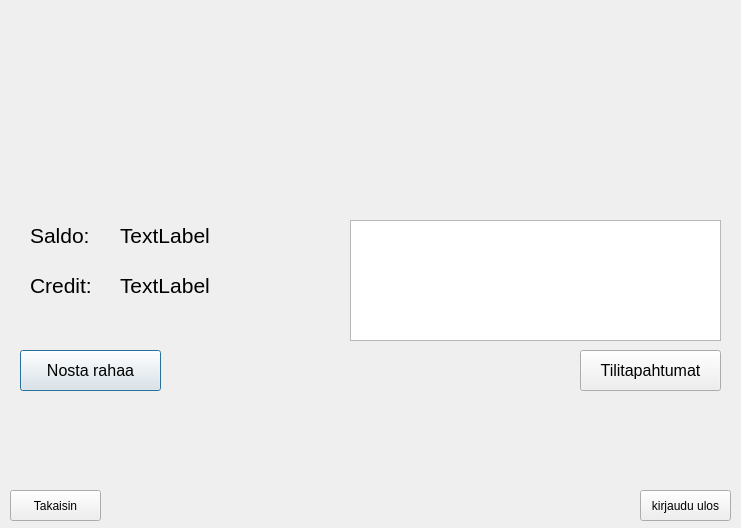
First picture: the form in frontend/chooseAction/chooseaction.ui, repository banksimul-2023-22spo/group_1, before the edit.
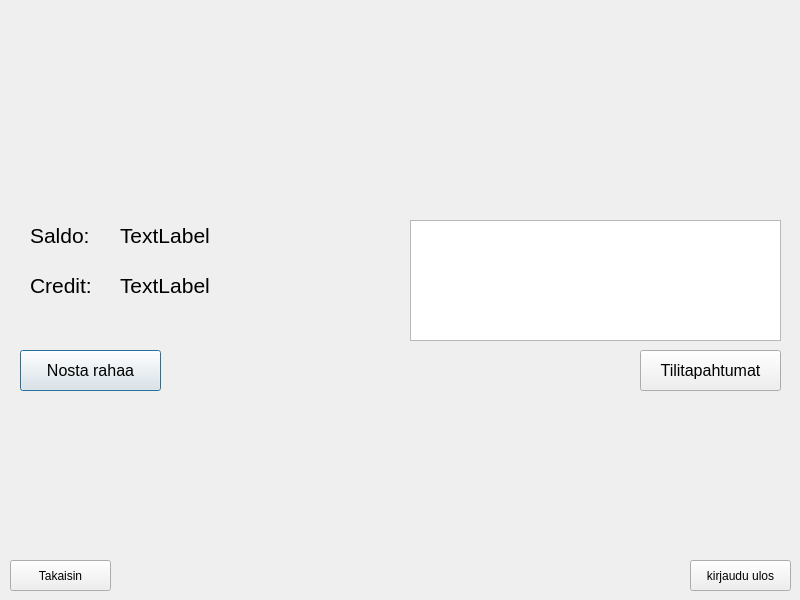
Second picture: the form after the edit.

```diff
--- a/frontend/chooseAction/chooseaction.ui
+++ b/frontend/chooseAction/chooseaction.ui
@@ -6,10 +6,16 @@
    <rect>
     <x>0</x>
     <y>0</y>
-    <width>741</width>
-    <height>528</height>
+    <width>800</width>
+    <height>600</height>
    </rect>
   </property>
+  <property name="minimumSize">
+   <size>
+    <width>800</width>
+    <height>600</height>
+   </size>
+  </property>
   <property name="windowTitle">
    <string>Dialog</string>
   </property>
@@ -106,7 +112,7 @@
   <widget class="QPushButton" name="Transactions">
    <property name="geometry">
     <rect>
-     <x>580</x>
+     <x>640</x>
      <y>350</y>
      <width>141</width>
      <height>41</height>
@@ -125,8 +131,8 @@
    <property name="geometry">
     <rect>
      <x>10</x>
-     <y>490</y>
-     <width>91</width>
+     <y>560</y>
+     <width>101</width>
      <height>31</height>
     </rect>
    </property>
@@ -137,9 +143,9 @@
   <widget class="QPushButton" name="logOut">
    <property name="geometry">
     <rect>
-     <x>640</x>
-     <y>490</y>
-     <width>91</width>
+     <x>690</x>
+     <y>560</y>
+     <width>101</width>
      <height>31</height>
     </rect>
    </property>
@@ -150,7 +156,7 @@
   <widget class="QListWidget" name="listWidget">
    <property name="geometry">
     <rect>
-     <x>350</x>
+     <x>410</x>
      <y>220</y>
      <width>371</width>
      <height>121</height>
```
